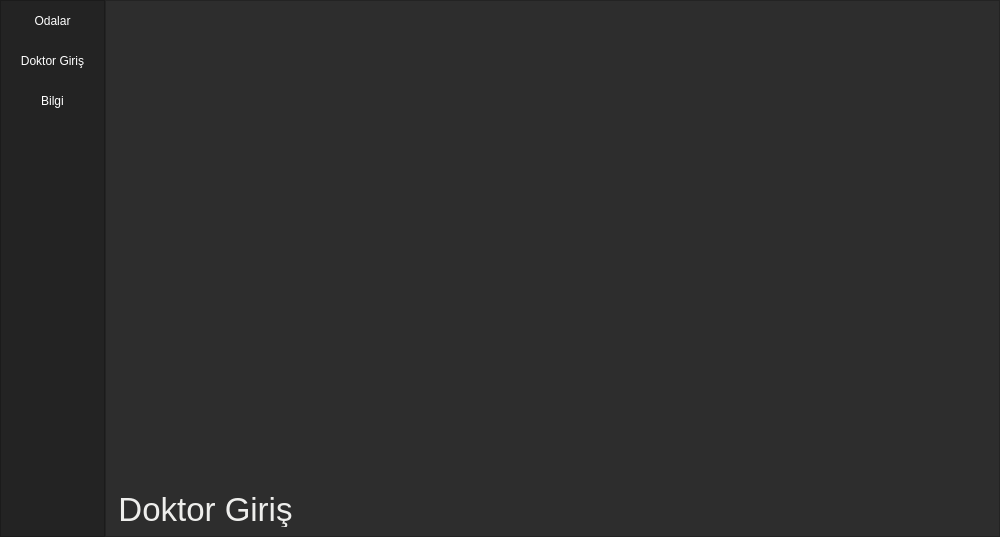
Qt form room_v1alfa.ui (Mustafadagkiranlar/room-gui) before a commit.
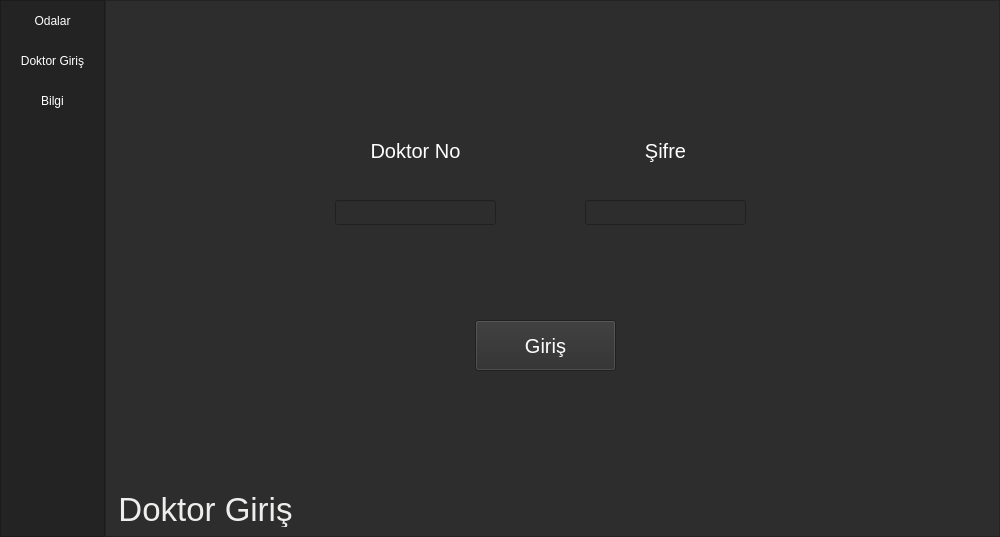
The same form after that commit. The open tabs and pages were chosen to show the change.

Commit message: room numarator and login template added

Patch:
```diff
--- a/room_v1alfa.ui
+++ b/room_v1alfa.ui
@@ -276,6 +276,101 @@
                <set>Qt::AlignCenter</set>
               </property>
              </widget>
+             <widget class="QLabel" name="kullaniciAdiLabel">
+              <property name="geometry">
+               <rect>
+                <x>220</x>
+                <y>120</y>
+                <width>161</width>
+                <height>41</height>
+               </rect>
+              </property>
+              <property name="font">
+               <font>
+                <pointsize>15</pointsize>
+               </font>
+              </property>
+              <property name="styleSheet">
+               <string notr="true">color: rgb(255, 255, 255);</string>
+              </property>
+              <property name="text">
+               <string>Doktor No</string>
+              </property>
+              <property name="alignment">
+               <set>Qt::AlignCenter</set>
+              </property>
+             </widget>
+             <widget class="QLabel" name="sifreLabel">
+              <property name="geometry">
+               <rect>
+                <x>470</x>
+                <y>120</y>
+                <width>161</width>
+                <height>41</height>
+               </rect>
+              </property>
+              <property name="font">
+               <font>
+                <pointsize>15</pointsize>
+               </font>
+              </property>
+              <property name="styleSheet">
+               <string notr="true">color: rgb(255, 255, 255);</string>
+              </property>
+              <property name="text">
+               <string>Şifre</string>
+              </property>
+              <property name="alignment">
+               <set>Qt::AlignCenter</set>
+              </property>
+             </widget>
+             <widget class="QPushButton" name="pushButton">
+              <property name="geometry">
+               <rect>
+                <x>360</x>
+                <y>310</y>
+                <width>141</width>
+                <height>51</height>
+               </rect>
+              </property>
+              <property name="font">
+               <font>
+                <pointsize>15</pointsize>
+               </font>
+              </property>
+              <property name="styleSheet">
+               <string notr="true">color: rgb(255, 255, 255);</string>
+              </property>
+              <property name="text">
+               <string>Giriş</string>
+              </property>
+             </widget>
+             <widget class="QLineEdit" name="usrInput">
+              <property name="geometry">
+               <rect>
+                <x>220</x>
+                <y>190</y>
+                <width>161</width>
+                <height>25</height>
+               </rect>
+              </property>
+              <property name="styleSheet">
+               <string notr="true">color: rgb(255, 255, 255);</string>
+              </property>
+             </widget>
+             <widget class="QLineEdit" name="pswInput">
+              <property name="geometry">
+               <rect>
+                <x>470</x>
+                <y>190</y>
+                <width>161</width>
+                <height>25</height>
+               </rect>
+              </property>
+              <property name="styleSheet">
+               <string notr="true">color: rgb(255, 255, 255);</string>
+              </property>
+             </widget>
             </widget>
             <widget class="QWidget" name="infoPage">
              <layout class="QVBoxLayout" name="verticalLayout_8">
```
Left out of the diff: 16 changed lines with no effect on the pictures. The commit also changes 4 other files.
